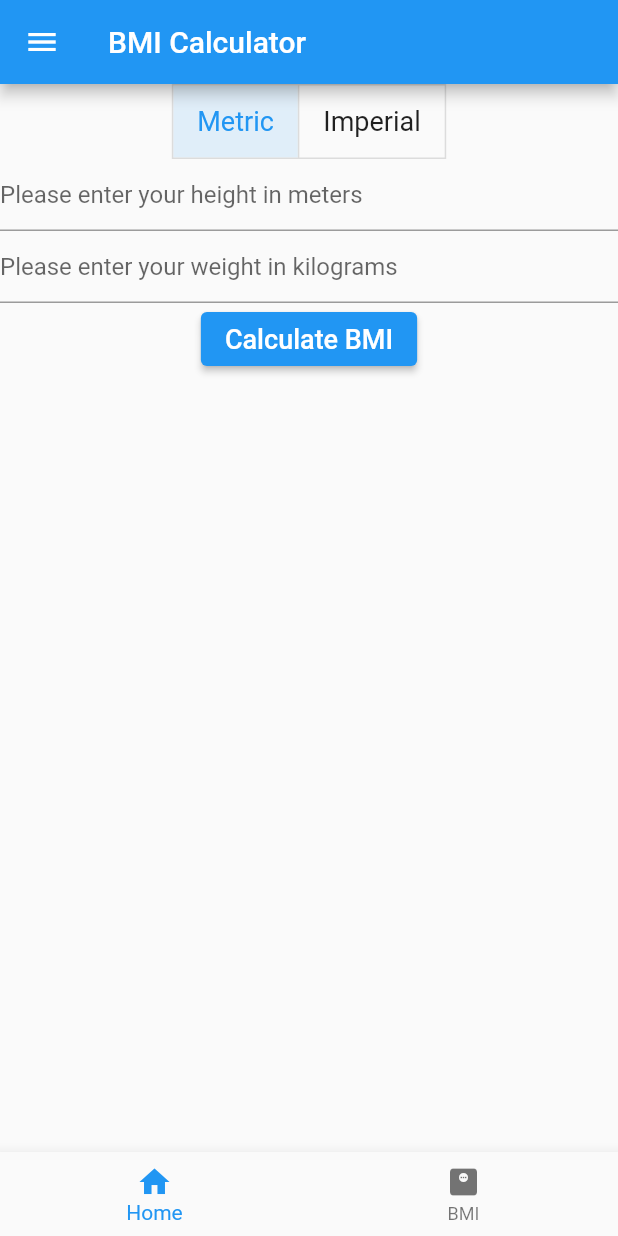
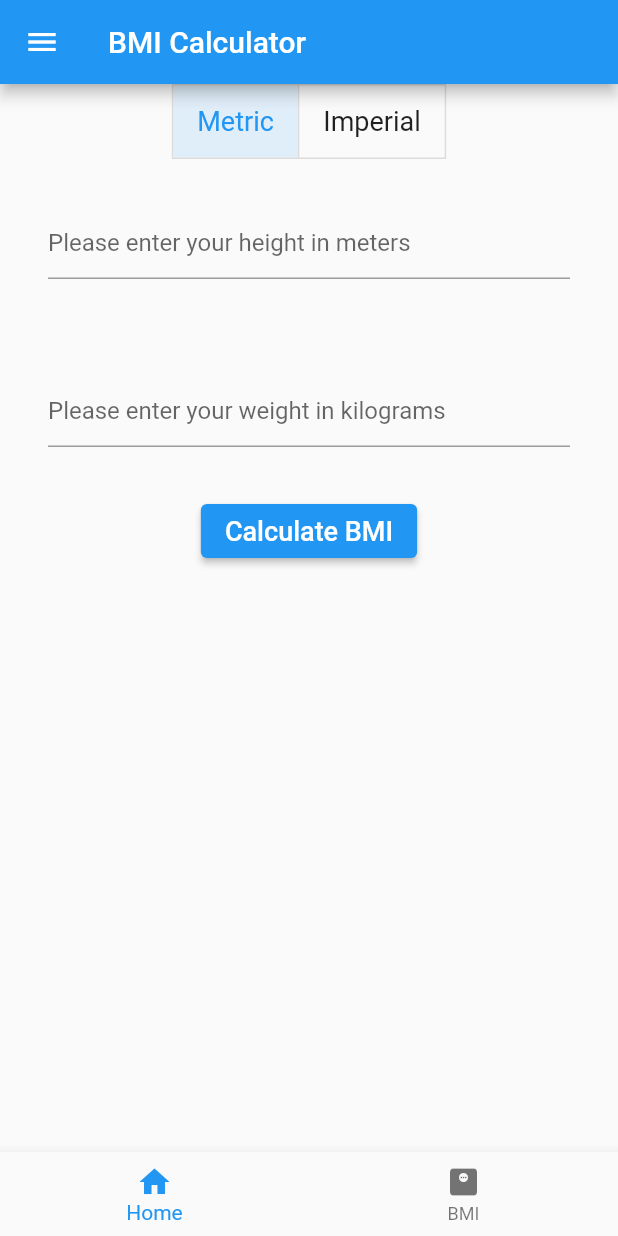
Before and after one commit to BirajMainali/expr-flutter, a Flutter app: the BMIScreen screen opened by its route, on a phone screen of 412 x 824 dp. Run offline on Flutter 3.47's test engine with Material 2 defaults, Android fonts, the phone set to English and light mode, and no system bars.

```diff
--- a/lib/screens/bmi_screen.dart
+++ b/lib/screens/bmi_screen.dart
@@ -42,30 +42,38 @@ class _BMIScreenState extends State<BMIScreen> {
         ),
         bottomNavigationBar: const MenuBottom(),
         drawer: const MenuDrawer(),
-        body: Column(
+        body: SingleChildScrollView(
+          child: Column(
             children: [
               ToggleButtons(children: [
                 Padding(
                     padding: EdgeInsets.symmetric(horizontal: 16),
-                  child: Text("Metric", style: TextStyle(fontSize: fontSize))),
+                    child:
+                        Text("Metric", style: TextStyle(fontSize: fontSize))),
                 Padding(
                     padding: EdgeInsets.symmetric(horizontal: 16),
                     child:
                         Text("Imperial", style: TextStyle(fontSize: fontSize))),
               ], isSelected: isSelected, onPressed: toggleMeasure),
-            TextField(
+              Padding(
+                padding: const EdgeInsets.all(32.0),
+                child: TextField(
                   controller: txtHeight,
                   keyboardType: TextInputType.number,
                   decoration: InputDecoration(
                     hintText: heightMessage,
                   ),
                 ),
-            TextField(
+              ),
+              Padding(
+                padding: const EdgeInsets.all(32.0),
+                child: TextField(
                     controller: txtWeidght,
                     keyboardType: TextInputType.number,
                     decoration: InputDecoration(
                       hintText: weightMessage,
                     )),
+              ),
               ElevatedButton(
                 child:
                     Text("Calculate BMI", style: TextStyle(fontSize: fontSize)),
@@ -78,6 +86,7 @@ class _BMIScreenState extends State<BMIScreen> {
                 ),
               )
             ],
+          ),
         ));
   }
 
```
Lines whose indentation alone changed are shown as unchanged.
